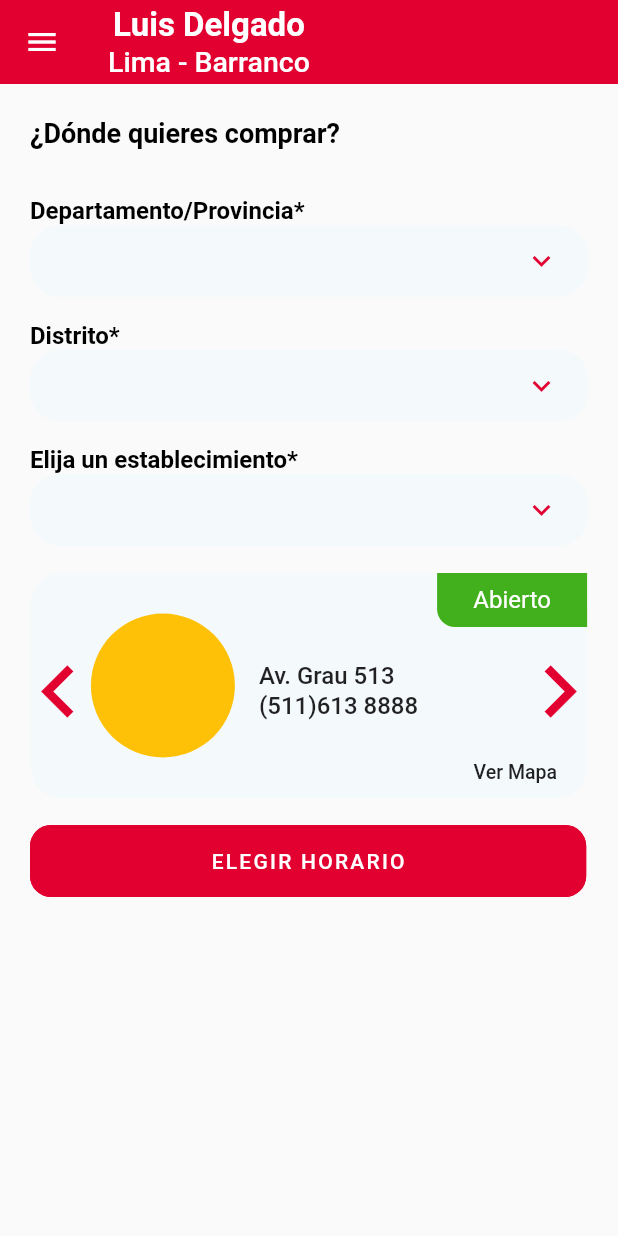
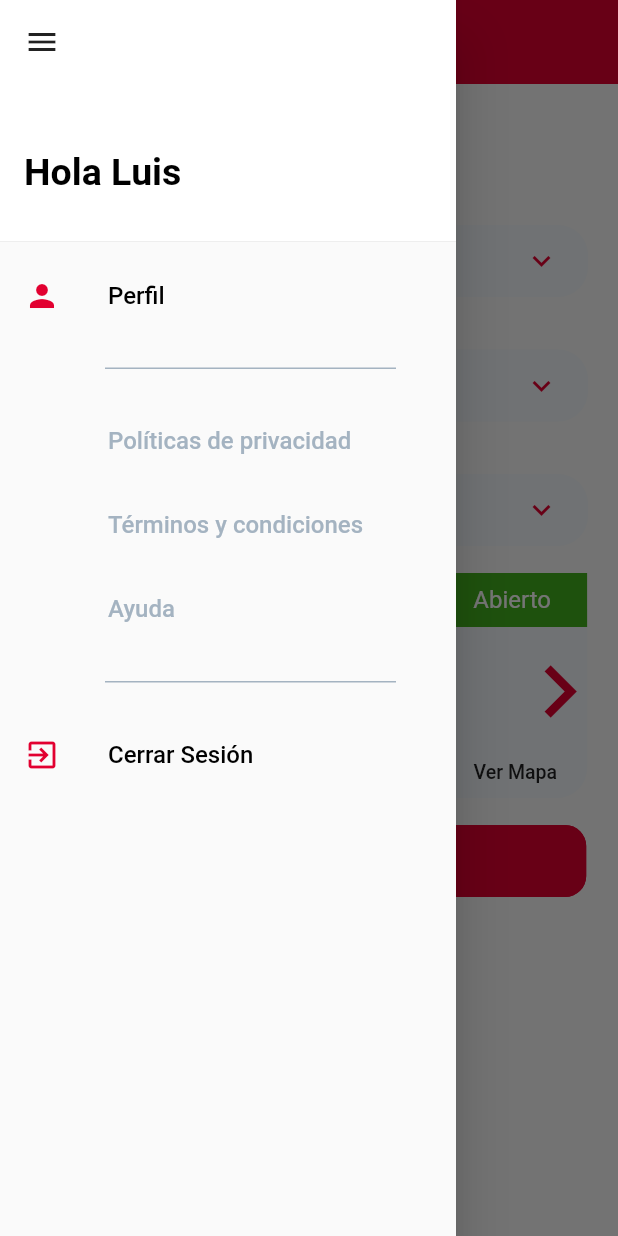
Before and after one commit to 5las/app-flutter, a Flutter app: the OnBoardingPage screen opened directly, with the side drawer open (before the commit the screen has no drawer), on a phone screen of 412 x 824 dp. Run offline on Flutter 3.47's test engine with Material 2 defaults, Android fonts, the phone set to English and light mode, and no system bars; drawn by our look-alikes of carousel_slider; our stand-ins replace flutter_svg; missing offline and left inert: flutter_statusbarcolor.

Commit message:
added menu

```diff
--- /dev/null
+++ b/lib/src/commons/widgets/nav_drawer.dart
@@ -0,0 +1,133 @@
+import 'package:app_5las/src/config/colors.dart';
+import 'package:flutter/material.dart';
+
+class NavDrawer extends StatefulWidget {
+  @override
+  _NavDrawerState createState() => _NavDrawerState();
+}
+
+class _NavDrawerState extends State<NavDrawer> {
+  @override
+  Widget build(BuildContext context) {
+    return Drawer(
+      child: ListView(
+        padding: EdgeInsets.zero,
+        children: <Widget>[
+          DrawerHeader(
+            child: Column(
+              crossAxisAlignment: CrossAxisAlignment.start,
+              children: <Widget>[
+                Icon(Icons.menu),
+                SizedBox(
+                  height: 60.0,
+                ),
+                Text(
+                  'Hola Luis',
+                  style: TextStyle(
+                      color: AppColors.black,
+                      fontSize: 25.0,
+                      fontWeight: FontWeight.bold
+                  ),
+                ),
+              ],
+            ),
+            decoration: BoxDecoration(
+                color: AppColors.white,
+            ),
+          ),
+          ListTile(
+            leading: Icon(
+                Icons.person,
+              color: AppColors.primaryColor,
+            ),
+            title: Text(
+              'Perfil',
+              style: TextStyle(
+                color: AppColors.black,
+                fontSize: 16.0,
+                fontWeight: FontWeight.w500
+              ),
+            ),
+            onTap: () => {},
+          ),
+          Padding(
+            padding: const EdgeInsets.only(top:20.0,right: 40.0, left: 70.0, bottom: 20.0),
+            child: Container(
+              height: 1,
+              width: 40,
+              color: AppColors.inputHintColor,
+            ),
+          ),
+          ListTile(
+            leading: Container(
+              width: 20.0,
+              child: null,
+            ),
+            title: Text(
+              'Políticas de privacidad',
+              style: TextStyle(
+                color: AppColors.inputHintColor,
+                  fontSize: 16.0,
+                  fontWeight: FontWeight.w500
+              ),
+            ),
+            onTap: () {},
+          ),
+          ListTile(
+            leading: Container(
+              width: 20.0,
+              child: null,
+            ),
+            title: Text(
+              'Términos y condiciones',
+              style: TextStyle(
+                  color: AppColors.inputHintColor,
+                  fontSize: 16.0,
+                  fontWeight: FontWeight.w500
+              ),
+            ),
+            onTap: () {},
+          ),
+          ListTile(
+            leading: Container(
+              width: 20.0,
+              child: null,
+            ),
+            title: Text(
+              'Ayuda',
+              style: TextStyle(
+                  color: AppColors.inputHintColor,
+                  fontSize: 16.0,
+                  fontWeight: FontWeight.w500
+              ),
+            ),
+            onTap: () {},
+          ),
+          Padding(
+            padding: const EdgeInsets.only(top:20.0,right: 40.0, left: 70.0, bottom: 20.0),
+            child: Container(
+              height: 1,
+              width: 40,
+              color: AppColors.inputHintColor,
+            ),
+          ),
+          ListTile(
+            leading: Icon(
+                Icons.exit_to_app,
+              color: AppColors.primaryColor,
+            ),
+            title: Text(
+              'Cerrar Sesión',
+              style: TextStyle(
+                  color: AppColors.black,
+                  fontSize: 16.0,
+                  fontWeight: FontWeight.w500
+              ),
+            ),
+            onTap: () {},
+          ),
+        ],
+      ),
+    );
+  }
+}
--- a/lib/src/modules/auth/pages/login_page.dart
+++ b/lib/src/modules/auth/pages/login_page.dart
@@ -23,7 +23,6 @@ class _LoginPageState extends State<LoginPage> {
     SystemChrome.setSystemUIOverlayStyle(SystemUiOverlayStyle.dark.copyWith(
         statusBarColor: AppColors.white, statusBarBrightness: Brightness.dark));
     var _mediaQuery = MediaQuery.of(context);
-    //FlutterStatusbarcolor.setStatusBarColor(AppColors.white);
 
     return AnnotatedRegion(
       value: SystemUiOverlayStyle(
--- a/lib/src/modules/onBoarding/pages/onboarding_page.dart
+++ b/lib/src/modules/onBoarding/pages/onboarding_page.dart
@@ -1,4 +1,5 @@
 import 'package:app_5las/src/commons/widgets/default_button.dart';
+import 'package:app_5las/src/commons/widgets/nav_drawer.dart';
 import 'package:app_5las/src/config/colors.dart';
 import 'package:app_5las/src/config/colors.dart';
 import 'package:app_5las/src/modules/onBoarding/widgets/departments_aux.dart';
@@ -52,11 +53,8 @@ class _OnBoardingPageState extends State<OnBoardingPage> {
           ],
         ),
         elevation: 0.0,
-        leading: Icon(
-            Icons.menu,
-          color: AppColors.white,
-        ),
       ),
+      drawer: NavDrawer(),
       body:Padding(
         padding: const EdgeInsets.symmetric(horizontal:20.0),
         child: SingleChildScrollView(
@@ -239,6 +237,7 @@ class _OnBoardingPageState extends State<OnBoardingPage> {
                         DefaultButton(
                           text: 'GENERAR TICKET',
                           onPressed: (){
+                            Navigator.of(context, rootNavigator: true).pop('dialog');
                             dialogSelectedSchedule(context);
                           },
                         ),
@@ -326,7 +325,9 @@ class _OnBoardingPageState extends State<OnBoardingPage> {
                                textColor: AppColors.primaryColor,
                                backgroundColor: AppColors.white,
                                borderColor: AppColors.primaryColor,
-                               onPressed: (){},
+                               onPressed: (){
+                                 Navigator.of(context, rootNavigator: true).pop('dialog');
+                               },
                              ),
                            ),
                          ],
```
